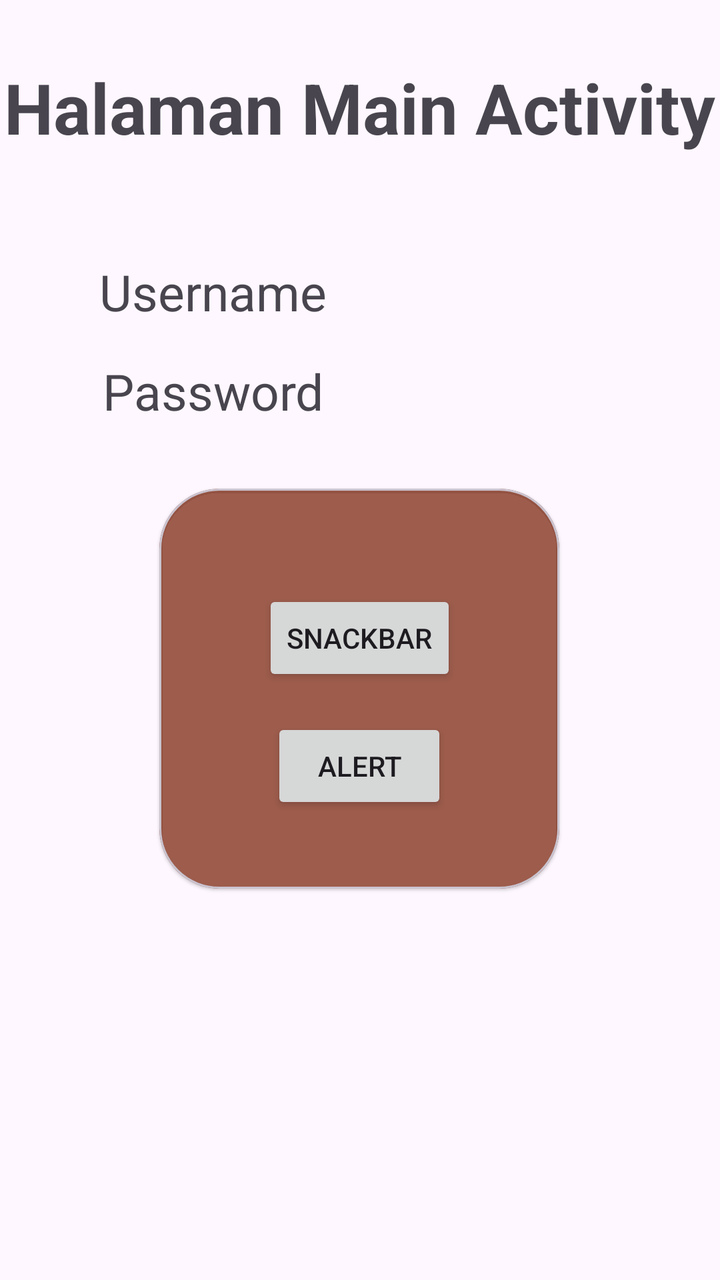
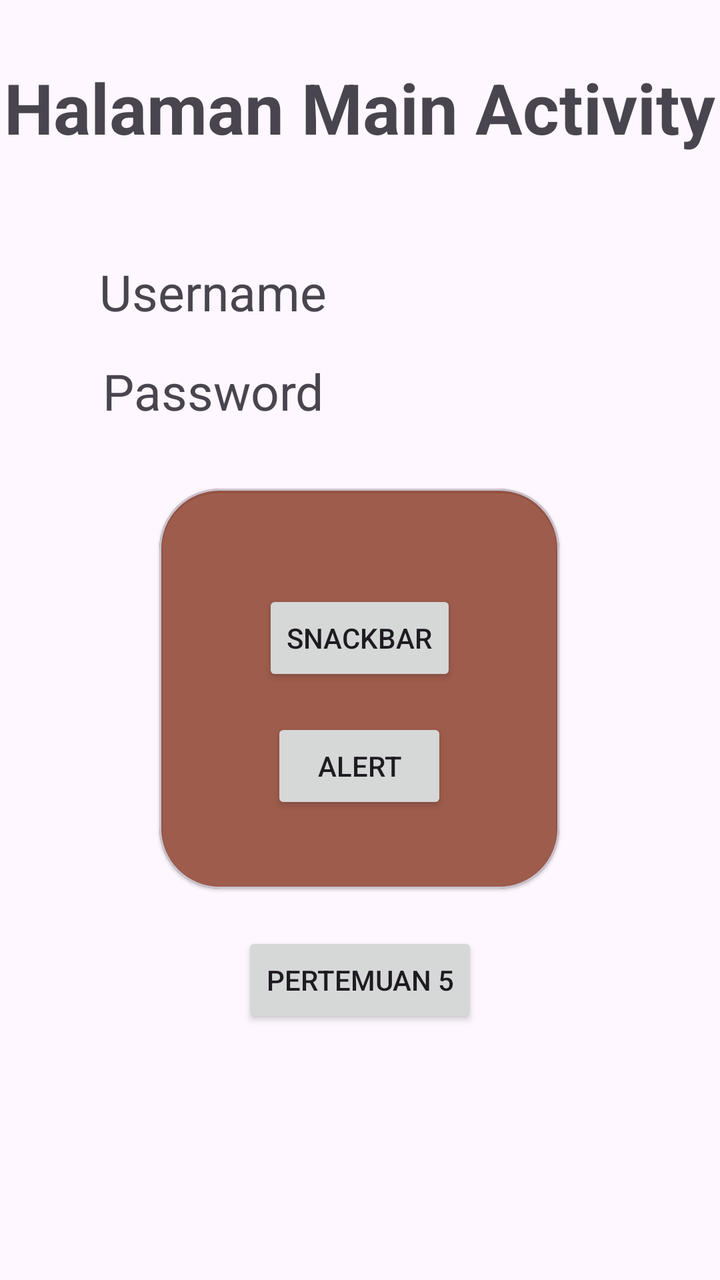

Before-and-after screenshots of an Android layout around one commit, followed by the original layout XML and the change that was made.
<!-- AndroidManifest.xml: application theme Theme.Alif_3TIA_Mobile -->
<!-- res/layout/activity_main.xml -->
<?xml version="1.0" encoding="utf-8"?>
<androidx.constraintlayout.widget.ConstraintLayout xmlns:android="http://schemas.android.com/apk/res/android"
    xmlns:app="http://schemas.android.com/apk/res-auto"
    xmlns:tools="http://schemas.android.com/tools"
    android:id="@+id/main"
    android:layout_width="match_parent"
    android:layout_height="match_parent"
    tools:context=".MainActivity">

    <TextView
        android:id="@+id/textView3"
        android:layout_width="wrap_content"
        android:layout_height="wrap_content"
        android:layout_marginTop="52dp"
        android:text="Username"
        android:textSize="25dp"
        app:layout_constraintEnd_toEndOf="parent"
        app:layout_constraintHorizontal_bias="0.202"
        app:layout_constraintStart_toStartOf="parent"
        app:layout_constraintTop_toBottomOf="@+id/textView2" />

    <TextView
        android:id="@+id/textView4"
        android:layout_width="wrap_content"
        android:layout_height="wrap_content"
        android:text="Password"
        android:textSize="25dp"
        app:layout_constraintBottom_toBottomOf="parent"
        app:layout_constraintEnd_toEndOf="parent"
        app:layout_constraintHorizontal_bias="0.206"
        app:layout_constraintStart_toStartOf="parent"
        app:layout_constraintTop_toBottomOf="@+id/textView3"
        app:layout_constraintVertical_bias="0.036" />

    <TextView
        android:id="@+id/textView2"
        android:layout_width="wrap_content"
        android:layout_height="wrap_content"
        android:text="Halaman Main Activity"
        android:textSize="35dp"
        android:textStyle="bold"
        app:layout_constraintBottom_toBottomOf="parent"
        app:layout_constraintEnd_toEndOf="parent"
        app:layout_constraintHorizontal_bias="0.492"
        app:layout_constraintStart_toStartOf="parent"
        app:layout_constraintTop_toTopOf="parent"
        app:layout_constraintVertical_bias="0.051" />

    <com.google.android.material.card.MaterialCardView
        android:layout_width="200dp"
        android:layout_height="200dp"
        android:backgroundTint="#C2832F17"
        app:cardCornerRadius="30dp"
        app:cardElevation="1dp"
        app:layout_constraintBottom_toBottomOf="parent"
        app:layout_constraintEnd_toEndOf="parent"
        app:layout_constraintHorizontal_bias="0.497"
        app:layout_constraintStart_toStartOf="parent"
        app:layout_constraintTop_toTopOf="parent"
        app:layout_constraintVertical_bias="0.555">

        <androidx.constraintlayout.widget.ConstraintLayout
            android:layout_width="match_parent"
            android:layout_height="match_parent"
            android:layout_margin="10dp">


            <Button
                android:id="@+id/btnAlert"
                android:layout_width="wrap_content"
                android:layout_height="wrap_content"
                android:layout_marginTop="16dp"
                android:text="Alert"
                app:layout_constraintEnd_toEndOf="parent"
                app:layout_constraintStart_toStartOf="parent"
                app:layout_constraintTop_toBottomOf="@+id/btnSnackbar" />

            <Button
                android:id="@+id/btnSnackbar"
                android:layout_width="wrap_content"
                android:layout_height="wrap_content"
                android:text="Snackbar"
                app:layout_constraintBottom_toBottomOf="parent"
                app:layout_constraintEnd_toEndOf="parent"
                app:layout_constraintStart_toStartOf="parent"
                app:layout_constraintTop_toTopOf="parent"
                app:layout_constraintVertical_bias="0.309" />

        </androidx.constraintlayout.widget.ConstraintLayout>

    </com.google.android.material.card.MaterialCardView>

</androidx.constraintlayout.widget.ConstraintLayout>
<!-- resources referenced by this layout -->
<resources>
  <style name="Theme.Alif_3TIA_Mobile" parent="Base.Theme.Alif_3TIA_Mobile" />
  <style name="Base.Theme.Alif_3TIA_Mobile" parent="Theme.Material3.DayNight.NoActionBar">
          
          
      </style>
</resources>

<!-- the commit's change to res/layout/activity_main.xml (unified diff, before → after) -->
@@ -47,6 +47,7 @@
         app:layout_constraintVertical_bias="0.051" />
 
     <com.google.android.material.card.MaterialCardView
+        android:id="@+id/materialCardView"
         android:layout_width="200dp"
         android:layout_height="200dp"
         android:backgroundTint="#C2832F17"
@@ -90,4 +91,16 @@
 
     </com.google.android.material.card.MaterialCardView>
 
+    <Button
+        android:id="@+id/btnlima"
+        android:layout_width="wrap_content"
+        android:layout_height="wrap_content"
+        android:layout_marginBottom="120dp"
+        android:text="Pertemuan 5"
+        app:layout_constraintBottom_toBottomOf="parent"
+        app:layout_constraintEnd_toEndOf="parent"
+        app:layout_constraintStart_toStartOf="parent"
+        app:layout_constraintTop_toBottomOf="@+id/materialCardView"
+        app:layout_constraintVertical_bias="0.779" />
+
 </androidx.constraintlayout.widget.ConstraintLayout>
